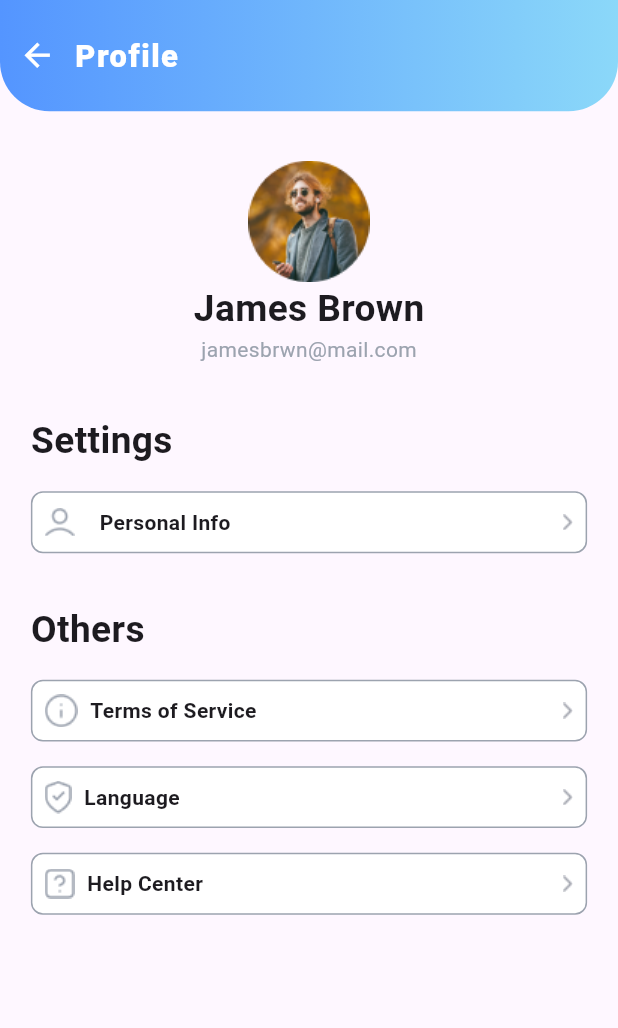
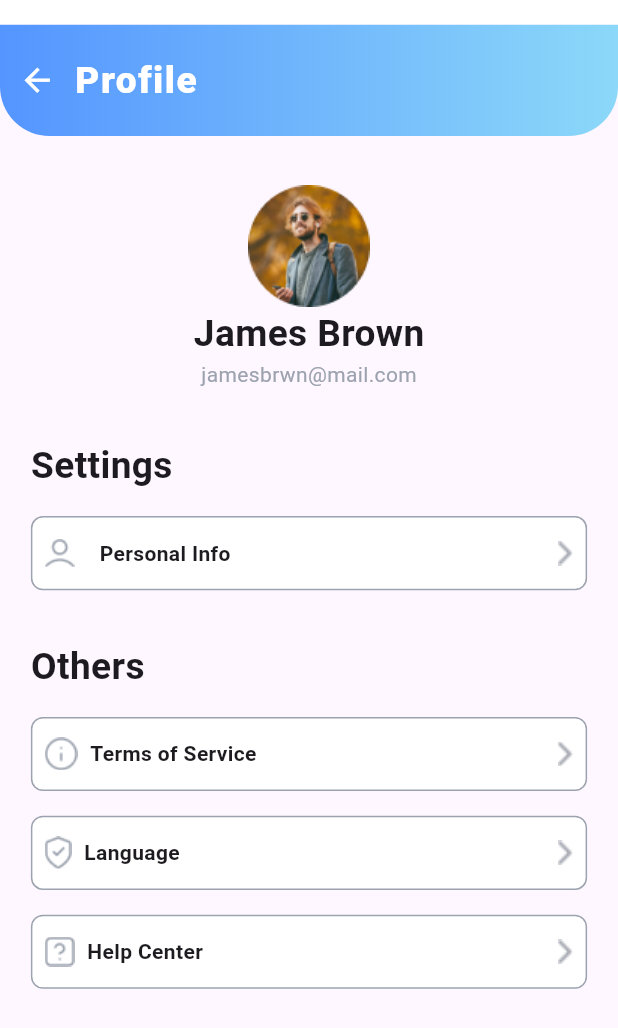
Before and after one commit to princymiracle/travelapp, a Flutter app: the ProfilePage screen opened by its route, on a phone screen of 412 x 824 dp. Shown: the top 1028 px of the screen. Run offline on Flutter 3.47's test engine with Material 3 defaults, Android fonts, the phone set to English and light mode, and no system bars; our stand-ins replace bubble_tab_indicator, email_validator, get, sizer, table_calendar; missing offline and left inert: razorpay_flutter.

Commit message:
init commit

```diff
--- a/lib/BottamNavigationbar/DiscountPage/DiscountPage.dart
+++ b/lib/BottamNavigationbar/DiscountPage/DiscountPage.dart
@@ -4,8 +4,6 @@ import 'package:sizer/sizer.dart';
 import 'package:travelapp/CustomElements/elements/CustomColor.dart';
 import 'package:travelapp/CustomElements/elements/CustomContiner.dart';
 import 'package:travelapp/CustomElements/elements/CustomStyle.dart';
-import 'package:travelapp/CustomElements/elements/customappbar.dart';
-import 'package:travelapp/constant/ImagePath.dart';
 import 'package:travelapp/constant/appstring.dart';
 import 'package:travelapp/model/dealsmodel.dart';
 import 'package:travelapp/route/routes.dart';
@@ -180,7 +178,6 @@ class DiscountPage extends StatelessWidget {
                                             ],
                                           ),
                                         ),
-
                                       ],
                                     ),
                                   );
@@ -190,7 +187,6 @@ class DiscountPage extends StatelessWidget {
                                   return SizedBox(height: 4.h,);
                                 },
                               ),
-
                           ],
                         ),
                       ),
--- a/lib/BottamNavigationbar/HomePage/BookTicketPage/FlightsPage.dart
+++ b/lib/BottamNavigationbar/HomePage/BookTicketPage/FlightsPage.dart
@@ -1,4 +1,3 @@
-
 import 'package:flutter/material.dart';
 import 'package:get/get.dart';
 import 'package:intl/intl.dart';
@@ -7,14 +6,12 @@ import 'package:travelapp/CustomElements/elements/CustomContiner.dart';
 import 'package:travelapp/CustomElements/elements/CustomStyle.dart';
 import 'package:travelapp/constant/appstring.dart';
 import 'package:travelapp/route/routes.dart';
-
 import '../../../Controller/BookTicketController.dart';
 import '../../../CustomElements/elements/CustomColor.dart';
 import '../../../constant/ImagePath.dart';
 
 class FlightsPage extends StatelessWidget {
   FlightsPage({super.key});
-
 
   BookTicketController controller = Get.put(BookTicketController());
 
--- a/lib/BottamNavigationbar/HomePage/BookTicketPage/TrainPage.dart
+++ b/lib/BottamNavigationbar/HomePage/BookTicketPage/TrainPage.dart
@@ -273,7 +273,6 @@ class TrainPage extends StatelessWidget {
                               fontColor: CustomColors.background,
                               fontSize: 13.sp),
                         ),
-
                         Obx(() => Text(
                           "${controller.selectValue.value}",
                           style: CustomStyles.textStyle(
--- a/lib/BottamNavigationbar/HomePage/BookTicketPage/selectflight.dart
+++ b/lib/BottamNavigationbar/HomePage/BookTicketPage/selectflight.dart
@@ -79,7 +79,6 @@ class SelectFlightPage extends StatelessWidget {
                               ],
                             )
                           ],
-
                         ),
                         Row(
                           mainAxisAlignment: MainAxisAlignment.spaceBetween,
@@ -103,7 +102,6 @@ class SelectFlightPage extends StatelessWidget {
                                 Text(AppString.lombok1,style: CustomStyles.textStyle(fontColor: CustomColors.textcolor5),),
                               ],
                             ),
-
                           ],
                         ),
                       ],
@@ -131,12 +129,9 @@ class SelectFlightPage extends StatelessWidget {
                   ),
                 ],
               ),
-
             ],
           ),
-
         ),
-
       ],
     );
   }
--- a/lib/BottamNavigationbar/NotificationPage/NotificationPage.dart
+++ b/lib/BottamNavigationbar/NotificationPage/NotificationPage.dart
@@ -29,6 +29,7 @@ class NotificationPage extends StatelessWidget {
               ),
               Container(
                 child: ListView.builder(
+                  physics: NeverScrollableScrollPhysics(),
                   shrinkWrap: true,
                   itemCount: notificationmodel.length,
                   itemBuilder: (context, index) {
--- a/lib/BottamNavigationbar/ProfilePage/HelpCenterPage.dart
+++ b/lib/BottamNavigationbar/ProfilePage/HelpCenterPage.dart
@@ -116,7 +116,7 @@ class HelpCenter extends StatelessWidget {
                                 Text(AppString.fights,)
                               ],
                             ),
-                            Image.asset(IconPath.arrow,),
+                            Image.asset(IconPath.arrow,fit: BoxFit.cover,),
                           ],
                         ),
                       ),
--- a/lib/BottamNavigationbar/ProfilePage/ProfilePage.dart
+++ b/lib/BottamNavigationbar/ProfilePage/ProfilePage.dart
@@ -17,7 +17,9 @@ class ProfilePage extends StatelessWidget {
 
   @override
   Widget build(BuildContext context) {
-    return Scaffold(
+    return Padding(
+      padding:  EdgeInsets.only(top: 2.h),
+      child: Scaffold(
         appBar: CustomAppBar(title: AppString.profile, height: 9.h,),
         body: Padding(
           padding:  EdgeInsets.only(left: 5.w,right: 5.w),
@@ -45,7 +47,7 @@ class ProfilePage extends StatelessWidget {
                         child: InkWell(
                           onTap:() => Get.toNamed(Routes.profileinfo),
                           child: CustomContiner(
-                          height: 5.h,
+                            height: 6.h,
                             width: double.infinity,
                             decoration: BoxDecoration(
                               borderRadius: BorderRadius.circular(8),
@@ -65,7 +67,7 @@ class ProfilePage extends StatelessWidget {
                                     ],
                                   ),
                                   Image.asset(
-                                  IconPath.arrow,fit: BoxFit.cover,
+                                    IconPath.arrow,fit: BoxFit.cover,height: 2.h,
                                   ),
                                 ],
                               ),
@@ -79,7 +81,7 @@ class ProfilePage extends StatelessWidget {
                         child: InkWell(
                           onTap:() => Get.toNamed(Routes.termsservice),
                           child: CustomContiner(
-                          height: 5.h,
+                            height: 6.h,
                             width: double.infinity,
                             decoration: BoxDecoration(
                               borderRadius: BorderRadius.circular(8),
@@ -99,7 +101,7 @@ class ProfilePage extends StatelessWidget {
                                     ],
                                   ),
                                   Image.asset(
-                                  IconPath.arrow,fit: BoxFit.cover,
+                                    IconPath.arrow,fit: BoxFit.cover,height: 2.h,
                                   ),
                                 ],
                               ),
@@ -112,7 +114,7 @@ class ProfilePage extends StatelessWidget {
                         child: InkWell(
                           onTap:() => Get.toNamed(Routes.languagespage),
                           child: CustomContiner(
-                          height: 5.h,
+                            height: 6.h,
                             width: double.infinity,
                             decoration: BoxDecoration(
                               borderRadius: BorderRadius.circular(8),
@@ -132,7 +134,7 @@ class ProfilePage extends StatelessWidget {
                                     ],
                                   ),
                                   Image.asset(
-                                  IconPath.arrow,fit: BoxFit.cover,
+                                    IconPath.arrow,fit: BoxFit.cover,height: 2.h,
                                   ),
                                 ],
                               ),
@@ -145,7 +147,7 @@ class ProfilePage extends StatelessWidget {
                         child: InkWell(
                           onTap:() => Get.toNamed(Routes.helpcenter),
                           child: CustomContiner(
-                          height: 5.h,
+                            height: 6.h,
                             width: double.infinity,
                             decoration: BoxDecoration(
                               borderRadius: BorderRadius.circular(8),
@@ -165,7 +167,7 @@ class ProfilePage extends StatelessWidget {
                                     ],
                                   ),
                                   Image.asset(
-                                  IconPath.arrow,fit: BoxFit.cover,
+                                    IconPath.arrow,fit: BoxFit.cover,height: 2.h,
                                   ),
                                 ],
                               ),
@@ -181,6 +183,7 @@ class ProfilePage extends StatelessWidget {
             ),
           ),
         ),
+      ),
     );
   }
 }
--- a/lib/BottamNavigationbar/TicketPage/TicketPage.dart
+++ b/lib/BottamNavigationbar/TicketPage/TicketPage.dart
@@ -80,19 +80,19 @@ class _TicketPageState extends State<TicketPage> {
             ),
           ),
           Padding(
-            padding: EdgeInsets.only(top: 4.h,left: 7.w,right: 7.w,),
+            padding: EdgeInsets.only(top: 7.h,left: 7.w,right: 7.w,),
             child: Container(
               child: Column(
                 children: [
                   Row (
                     children: [
-                      Icon(Icons.arrow_back,color: CustomColors.textcolor,size: 4.5.w,),
+                      Icon(Icons.arrow_back,color: CustomColors.textcolor,size: 5.w,),
                       SizedBox(width: 0.5.h,),
                       Text(AppString.eticket,style: CustomStyles.textStyle(fontColor: CustomColors.textcolor,fontSize: 18.sp,letterspacing: 1),),
                     ],
                   ),
                   Padding(
-                    padding:  EdgeInsets.only(top: 4.h,bottom: 4.h),
+                    padding:  EdgeInsets.only(top: 3.h,bottom: 4.h),
                     child: Row(
                       mainAxisAlignment: MainAxisAlignment.spaceBetween,
                       children: [
--- a/lib/BottamNavigationbar/bottomnavigationbar.dart
+++ b/lib/BottamNavigationbar/bottomnavigationbar.dart
@@ -71,7 +71,6 @@ return Scaffold(
             BottomNavigationBarItem(
               icon: Image.asset(IconPath.discount,scale: 1,),
               label: "Discount",
-
             ),
 
             BottomNavigationBarItem(
--- a/lib/CustomElements/elements/customappbar.dart
+++ b/lib/CustomElements/elements/customappbar.dart
@@ -52,7 +52,7 @@ class CustomAppBar extends StatelessWidget implements PreferredSizeWidget {
                 child: Icon(Icons.arrow_back,size: 25,color: CustomColors.textcolor,)),
           ),
           Padding(padding: EdgeInsets.only(left: 3.w),
-            child: Text(title,style: CustomStyles.textStyle(fontColor: CustomColors.textcolor,fontSize: 15.sp,fontWeight: FontWeight.w900,letterspacing: 1)),
+            child: Text(title,style: CustomStyles.textStyle(fontColor: CustomColors.textcolor,fontSize: 18.sp,fontWeight: FontWeight.w900,letterspacing: 1)),
           ),
         ],
       ),
--- a/lib/route/routes.dart
+++ b/lib/route/routes.dart
@@ -7,7 +7,7 @@ class Routes {
   static const seatspage = "/seatspage";
   static const selectflightspage = "/selectflightspage";
   static const flightspage1 = "/flightspage1";
-  static const paymentpage = "/paymentpage";
+//  static const paymentpage = "/paymentpage";
   static const successfully = "/successfully";
   static const dealspage = "/dealspage";
   static const voucherpage = "/voucherpage";
--- a/lib/route/screen.dart
+++ b/lib/route/screen.dart
@@ -46,7 +46,7 @@ class Screens {
     GetPage(name: Routes.seatspage, page: () => SeatsPage()),
     GetPage(name: Routes.selectflightspage, page: () => SelectFlightPage()),
     GetPage(name: Routes.flightspage1, page: () => Flight_Page()),
-    GetPage(name: Routes.paymentpage, page: () => PaymentPage()),
+   // GetPage(name: Routes.paymentpage, page: () => PaymentPage()),
     GetPage(name: Routes.successfully, page: () => SuccessFullyPage()),
     GetPage(name: Routes.dealspage, page: () => DiscountPage()),
     GetPage(name: Routes.voucherpage, page: () => VoucherDetailsPage()),
```
Also changed, not shown: lib/BottamNavigationbar/HomePage/BookTicketPage/FlightPage1.dart (+1 -6 lines), lib/BottamNavigationbar/HomePage/BookTicketPage/bookticketpage.dart (+0 -15 lines), lib/main.dart (+1 -15 lines). Lines whose indentation alone changed are shown as unchanged.
